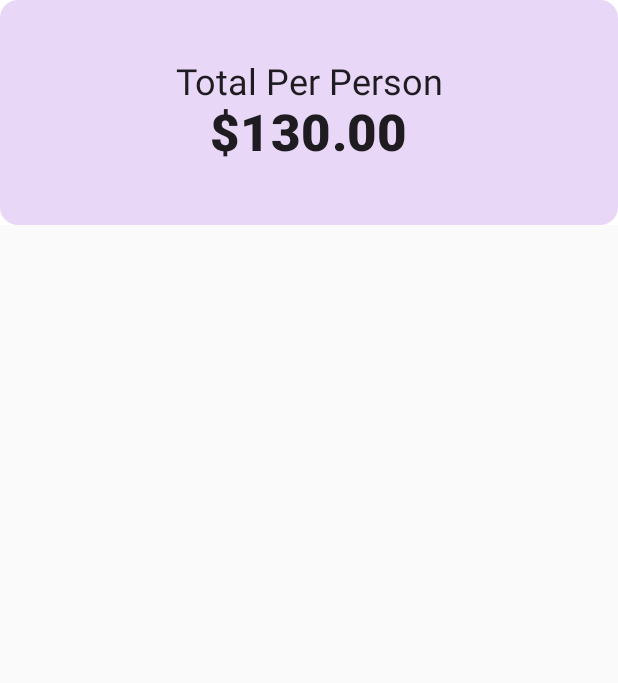
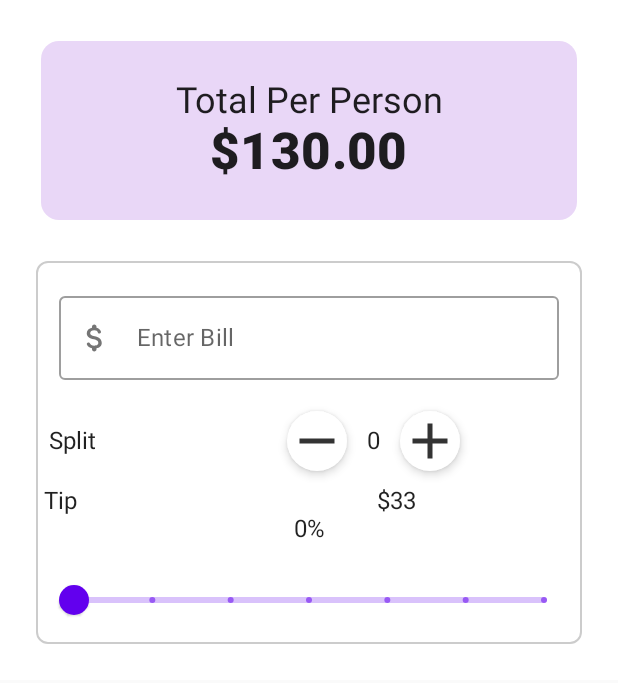
Before and after one commit to DeepakRattan/JetpackTipApp, an Android app built with Jetpack Compose: the screen it shows after launch (MainActivity), on a phone screen of 412 x 824 dp. Shown: the top 683 px of the screen. Run offline under Robolectric (Android 15) with nearby library versions, the phone set to English and light mode, and no system bars.

Commit message:
Implements Slider and tip percentage logic

```diff
--- a/app/src/main/java/com/example/jetpacktipapp/MainActivity.kt
+++ b/app/src/main/java/com/example/jetpacktipapp/MainActivity.kt
@@ -13,6 +13,7 @@ import androidx.compose.foundation.shape.CornerSize
 import androidx.compose.foundation.shape.RoundedCornerShape
 import androidx.compose.foundation.text.KeyboardActions
 import androidx.compose.material.MaterialTheme
+import androidx.compose.material.Slider
 import androidx.compose.material.Surface
 import androidx.compose.material.Text
 import androidx.compose.material.icons.Icons
@@ -45,7 +46,7 @@ class MainActivity : ComponentActivity() {
         super.onCreate(savedInstanceState)
         setContent {
             MyApp {
-                TopHeader()
+                MainContent()
             }
         }
     }
@@ -70,6 +71,7 @@ fun TopHeader(totalPerPerson: Double = 130.0) {
         modifier = Modifier
             .fillMaxWidth()
             .height(150.dp)
+            .padding(all = 15.dp)
             .clip(
                 shape = CircleShape.copy(all = CornerSize(12.dp))
             ), color = Color(0xFFE9D7f7)
@@ -100,9 +102,12 @@ fun TopHeader(totalPerPerson: Double = 130.0) {
 @Preview
 @Composable
 fun MainContent() {
+    Column(modifier = Modifier.padding(all = 12.dp)) {
         BillForm() { billAmount ->
             Log.d(TAG, billAmount)
         }
+    }
+
 }
 
 @OptIn(ExperimentalComposeUiApi::class)
@@ -122,7 +127,17 @@ fun BillForm(
         mutableStateOf(0)
     }
 
+    val sliderPositionState = remember {
+        mutableStateOf(0f)
+    }
+
+    val tipPercentage = (sliderPositionState.value * 100).toInt()
+
+    val range = IntRange(start = 1, endInclusive = 100)
+
     val keyboardController = LocalSoftwareKeyboardController.current
+    // Top Header
+    TopHeader()
 
     Surface(
         modifier = Modifier
@@ -147,7 +162,7 @@ fun BillForm(
                     // Hide the keyboard
                     keyboardController?.hide()
                 })
-            if (validState) {
+            /* if (validState) {*/
             Row(
                 modifier = Modifier.padding(3.dp), horizontalArrangement = Arrangement.Start
             ) {
@@ -167,28 +182,59 @@ fun BillForm(
                                 splitCount.value = splitCount.value - 1
                         }
                     )
-
                     Text(
                         text = splitCount.value.toString(),
                         modifier = Modifier
                             .align(Alignment.CenterVertically)
                             .padding(start = 9.dp, end = 9.dp)
-
-
                     )
                     RoundIconButton(imageVector = Icons.Default.Add,
                         onClick = {
                             Log.d(TAG, "BillForm: Add Clicked")
+                            if (splitCount.value < range.last)
                                 splitCount.value = splitCount.value + 1
                         }
                     )
                 }
             }
-            } else {
+            /* } else {
                  Box() {
 
                  }
+             }*/
+
+            Row() {
+                Text(
+                    text = "Tip",
+                    modifier = Modifier.align(alignment = Alignment.CenterVertically)
+                )
+                Spacer(modifier = Modifier.width(200.dp))
+                Text(
+                    text = "$33",
+                    modifier = Modifier.align(alignment = Alignment.CenterVertically)
+                )
             }
+
+            Column(
+                verticalArrangement = Arrangement.Center,
+                horizontalAlignment = Alignment.CenterHorizontally
+            ) {
+                Text(text = "$tipPercentage%")
+                Spacer(modifier = Modifier.height(14.dp))
+                // Slider
+                Slider(
+                    modifier = Modifier.padding(start = 10.dp, end = 10.dp),
+                    value = sliderPositionState.value,
+                    steps = 5,
+                    onValueChange = { newSliderState ->
+                        sliderPositionState.value = newSliderState
+                    },
+                    onValueChangeFinished = {
+                        Log.d(TAG, "BillForm: End of slider")
+                    }
+                )
+            }
+
         }
     }
 }
@@ -198,7 +244,8 @@ fun BillForm(
 fun DefaultPreview() {
     JetpackTipAppTheme {
         MyApp {
-            TopHeader()
+            // TopHeader()
+//            MainContent()
         }
     }
 }
```
Lines whose indentation alone changed are shown as unchanged.
